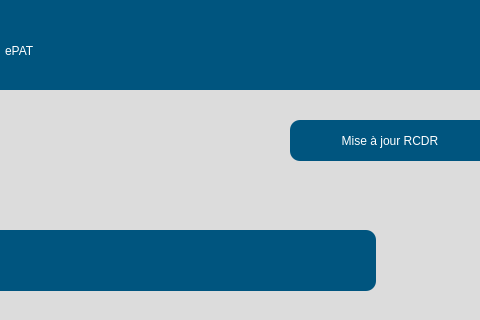
Above: src/user_interface/french_settingsPage.ui from eppenney/eBook-Perpetual-Access-Rights-Tracker before the change; both pictures show x 525 to 1005 and y 0 to 320 of the 1183 by 877 pixel window. Below: the same form after it.
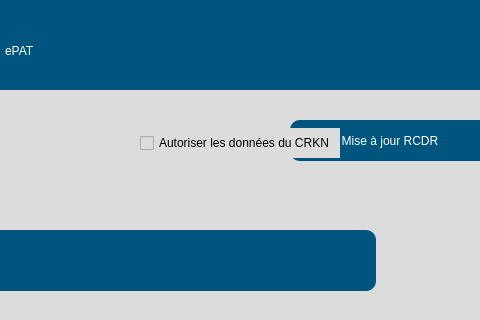
That is the form after the change. Icons and pictures are not drawn.

Commit message: Added button to french UI

Patch:
```diff
--- a/src/user_interface/french_settingsPage.ui
+++ b/src/user_interface/french_settingsPage.ui
@@ -486,6 +486,22 @@
 }</string>
     </property>
    </widget>
+   <widget class="QCheckBox" name="allowCRKNData">
+    <property name="geometry">
+        <rect>
+            <x>675</x>
+            <y>128</y>
+            <width>200</width>
+            <height>30</height>
+        </rect>
+    </property>
+    <property name="styleSheet">
+        <string notr="true">font: 75 14pt "Arial";</string>
+    </property>
+    <property name="text">
+        <string>Autoriser les données du CRKN</string>
+    </property>
+</widget>
   </widget>
  </widget>
  <resources/>
```
